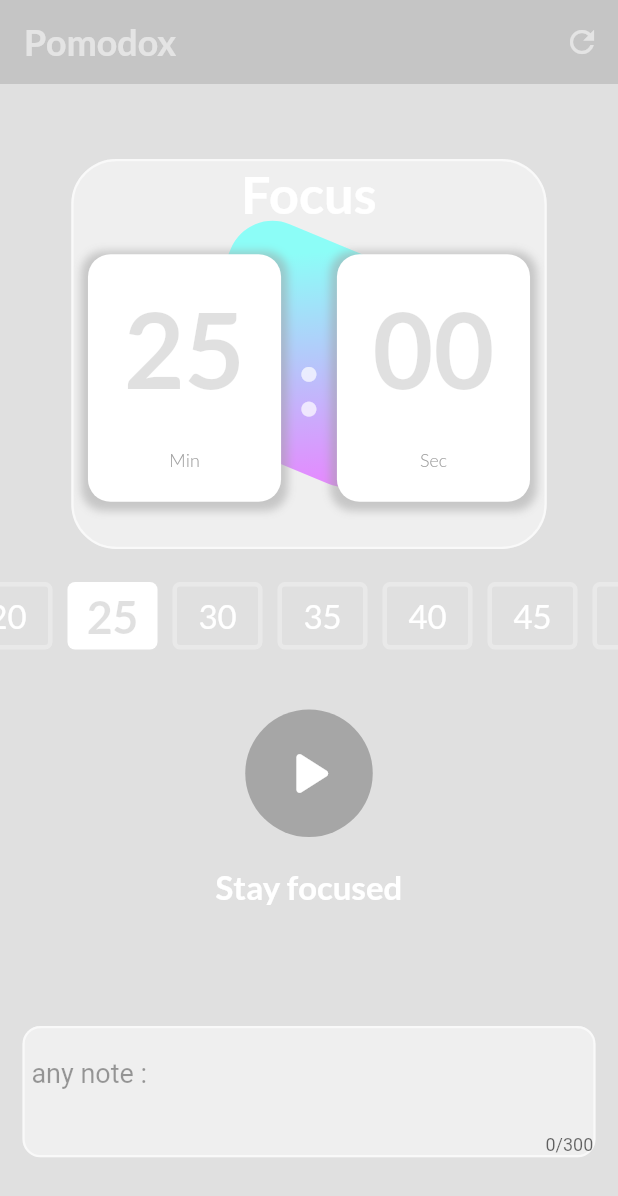
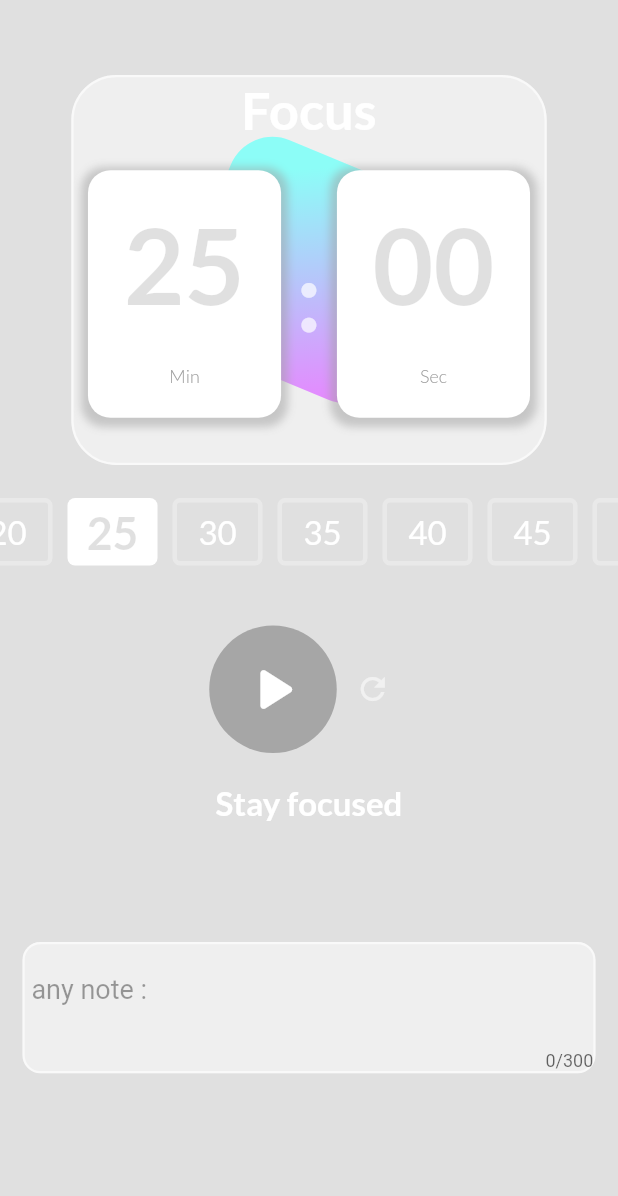
Before and after one commit to radG1t/pomodox, a Flutter app: the screen it shows after launch, on a phone screen of 412 x 824 dp. Shown: the top 1196 px of the screen. Run offline on Flutter 3.47's test engine with Material 2 defaults, Android fonts, the phone set to English and light mode, and no system bars; our stand-ins replace google_fonts.

Commit message:
update- working on ui

```diff
--- a/lib/PomodoroScreen.dart
+++ b/lib/PomodoroScreen.dart
@@ -7,6 +7,7 @@ import 'package:pomodox/widgets/notebox.dart';
 import 'package:pomodox/widgets/progresswidget.dart';
 import 'package:pomodox/widgets/timecontroller.dart';
 import 'package:pomodox/widgets/timeoptions.dart';
+import 'package:pomodox/widgets/timercard.dart';
 import 'package:provider/provider.dart';
 
 class PomodoroScreen extends StatelessWidget {
@@ -17,14 +18,16 @@ class PomodoroScreen extends StatelessWidget {
     final provider = Provider.of<TimerService>(context);
     return Scaffold(
       backgroundColor: rednderColor(provider.currenState),
-      appBar: AppBar(
+      /* appBar: AppBar(
         elevation: 0,
         backgroundColor: rednderColor(provider.currenState),
-        title: Text(
-          'Pomodox',
-          style: textStyle(24, Colors.white54, FontWeight.bold),
+        title: Center(
+          child: Text(
+            'Pomodox',
+            style: textStyle(24, Colors.white54, FontWeight.bold),
+          ),
         ),
-        actions: [
+        /*      actions: [
           IconButton(
               onPressed: () =>
                   Provider.of<TimerService>(context, listen: false).reset(),
@@ -34,7 +37,9 @@ class PomodoroScreen extends StatelessWidget {
                 size: 24,
               ))
         ],
+   */
       ),
+    */
       body: SafeArea(
         child: SingleChildScrollView(
           child: Padding(
@@ -43,33 +48,47 @@ class PomodoroScreen extends StatelessWidget {
               alignment: Alignment.center,
               child: Column(
                 children: [
-                  const magicCubes(),
-                  // TimerCard(),
-                  const SizedBox(
+                  magicCubes(),
+                  //timercards(),
+                  SizedBox(
                     height: 22,
                   ),
-                  const TimeOpstions(),
-                  const SizedBox(
+                  TimeOpstions(),
+                  SizedBox(
                     height: 40,
                   ),
-                  const TimeController(),
-                  const SizedBox(
+                  Row(
+                    mainAxisAlignment: MainAxisAlignment.center,
+                    children: [
+                      TimeController(),
+                      IconButton(
+                          onPressed: () =>
+                              Provider.of<TimerService>(context, listen: false)
+                                  .reset(),
+                          icon: const Icon(
+                            Icons.refresh,
+                            color: Colors.white54,
+                            size: 24,
+                          ))
+                    ],
+                  ),
+                  SizedBox(
                     height: 20,
                   ),
-                  const getRandomSentence(),
-                  const SizedBox(
+                  getRandomSentence(),
+                  SizedBox(
                     height: 40,
                   ),
                   //  CubePainter(),
-                  const SizedBox(
+                  SizedBox(
                     height: 40, //value : 240 for cube
                   ),
-                  const noteBox(),
-                  const SizedBox(
+                  noteBox(),
+                  SizedBox(
                     height: 120,
                   ),
 
-                  const ProgressWidget(),
+                  ProgressWidget(),
                 ],
               ),
             ),
```
